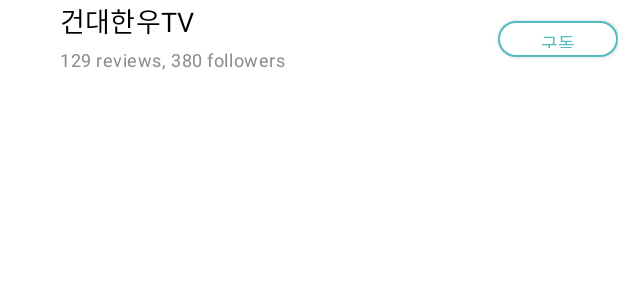
After one commit to TeamPomPom/MukMap-Android, an Android app: the layout item_search_result_channel.xml on its own in the app's theme, with its tools: preview values and no code run, on a phone screen of 412 x 824 dp. The commit adds this screen. Shown: the top 300 px of the screen. Run offline under Robolectric (Android 15) with nearby library versions, the phone set to English and light mode, and no system bars.

Commit message:
Separate search channel, search bar

```diff
--- a/app/src/main/res/drawable/back_search.xml
+++ b/app/src/main/res/drawable/back_search.xml
@@ -1,6 +1,6 @@
 <?xml version="1.0" encoding="utf-8"?>
 <shape xmlns:android="http://schemas.android.com/apk/res/android"
     android:shape="rectangle">
-    <stroke android:color="@color/gray_300" android:width="2dp"/>
-    <corners android:radius="12dp"/>
+    <stroke android:color="@color/gray_300" android:width="1dp"/>
+    <corners android:radius="10dp"/>
 </shape>
--- /dev/null
+++ b/app/src/main/res/layout/item_search_result_channel.xml
@@ -0,0 +1,61 @@
+<?xml version="1.0" encoding="utf-8"?>
+<androidx.constraintlayout.widget.ConstraintLayout xmlns:android="http://schemas.android.com/apk/res/android"
+    xmlns:app="http://schemas.android.com/apk/res-auto"
+    android:id="@+id/layout_channel"
+    android:layout_width="match_parent"
+    android:layout_height="wrap_content"
+    android:layout_marginBottom="@dimen/margin_body">
+
+        <ImageView
+            android:id="@+id/iv_channel"
+            android:layout_width="40dp"
+            android:layout_height="40dp"
+            android:contentDescription="@string/channel_image"
+            app:layout_constraintBottom_toBottomOf="parent"
+            app:layout_constraintEnd_toStartOf="@id/tv_channel"
+            app:layout_constraintStart_toStartOf="parent"
+            app:layout_constraintTop_toTopOf="parent" />
+
+        <TextView
+            android:id="@+id/tv_channel"
+            android:layout_width="0dp"
+            android:layout_height="wrap_content"
+            android:layout_marginEnd="@dimen/margin_body"
+            android:layout_marginBottom="@dimen/margin_body"
+            android:ellipsize="end"
+            android:maxLines="1"
+            android:text="건대한우TV"
+            android:textAppearance="?attr/textAppearanceHeadline4"
+            app:layout_constraintBottom_toTopOf="@id/tv_channel_info"
+            app:layout_constraintEnd_toStartOf="@id/btn_subscribe"
+            app:layout_constraintHorizontal_bias="0"
+            app:layout_constraintStart_toEndOf="@id/iv_channel"
+            app:layout_constraintTop_toTopOf="parent" />
+
+        <Button
+            android:id="@+id/btn_subscribe"
+            style="@style/Widget.MukMap.Button.Subscribe"
+            android:layout_width="80dp"
+            android:layout_height="24dp"
+            android:text="@string/subscribe"
+            android:textColor="@drawable/color_text_subscribe"
+            android:textSize="12sp"
+            app:layout_constraintBottom_toBottomOf="parent"
+            app:layout_constraintEnd_toEndOf="parent"
+            app:layout_constraintStart_toEndOf="@id/tv_channel"
+            app:layout_constraintTop_toTopOf="parent" />
+
+        <TextView
+            android:id="@+id/tv_channel_info"
+            android:layout_width="wrap_content"
+            android:layout_height="wrap_content"
+            android:layout_marginBottom="@dimen/margin_body"
+            android:text="129 reviews, 380 followers"
+            android:textAppearance="?attr/textAppearanceBody1"
+            app:layout_constraintBottom_toBottomOf="parent"
+            app:layout_constraintEnd_toEndOf="parent"
+            app:layout_constraintHorizontal_bias="0"
+            app:layout_constraintStart_toEndOf="@id/iv_channel"
+            app:layout_constraintTop_toBottomOf="@id/tv_channel" />
+
+</androidx.constraintlayout.widget.ConstraintLayout>
--- a/app/src/main/res/values/dimens.xml
+++ b/app/src/main/res/values/dimens.xml
@@ -3,4 +3,5 @@
     <dimen name="padding_side">10dp</dimen>
     <dimen name="margin_body">4dp</dimen>
     <dimen name="padding_recycler">6dp</dimen>
+    <dimen name="margin_bottom_sheet_top">12dp</dimen>
 </resources>
```
Also changed, not shown: app/src/main/res/layout/activity_main.xml (+6 -9 lines), app/src/main/res/layout/fragment_search.xml (+7 -6 lines), app/src/main/res/layout/search_results_bottom_sheet.xml (+5 -57 lines), app/src/main/res/layout/view_search.xml (added, +14 -0 lines).
